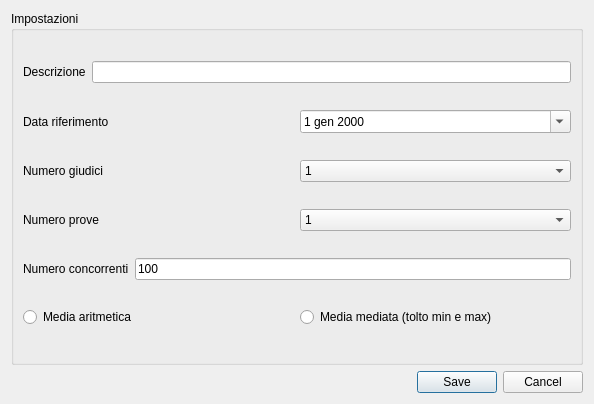
Above: ui/newgara.ui from nferruzzi/giudice-server before the change. Below: the same form after it.
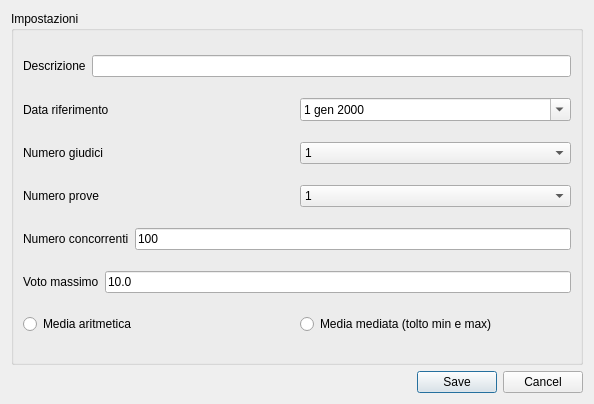
That is the form after the change.

```diff
--- a/ui/newgara.ui
+++ b/ui/newgara.ui
@@ -158,6 +158,24 @@
         </item>
        </layout>
       </item>
+      <item>
+       <layout class="QHBoxLayout" name="horizontalLayout_7">
+        <item>
+         <widget class="QLabel" name="label_6">
+          <property name="text">
+           <string>Voto massimo</string>
+          </property>
+         </widget>
+        </item>
+        <item>
+         <widget class="QLineEdit" name="votoMassimo">
+          <property name="text">
+           <string>10.0</string>
+          </property>
+         </widget>
+        </item>
+       </layout>
+      </item>
       <item>
        <layout class="QHBoxLayout" name="horizontalLayout_6">
         <item>
```
